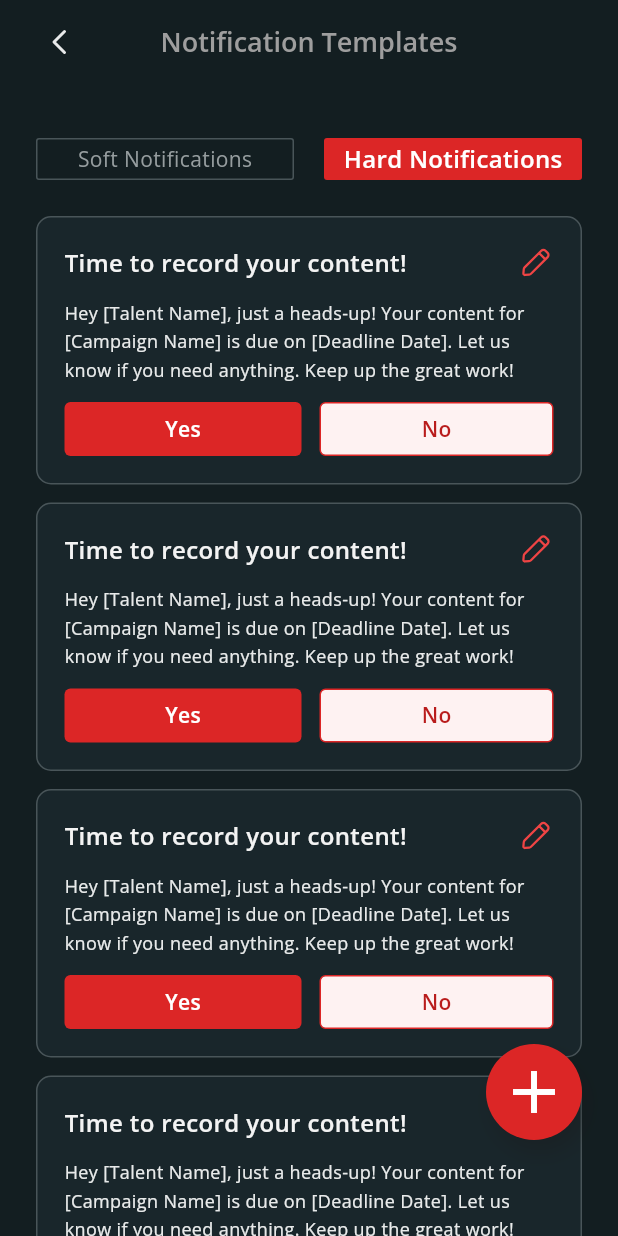
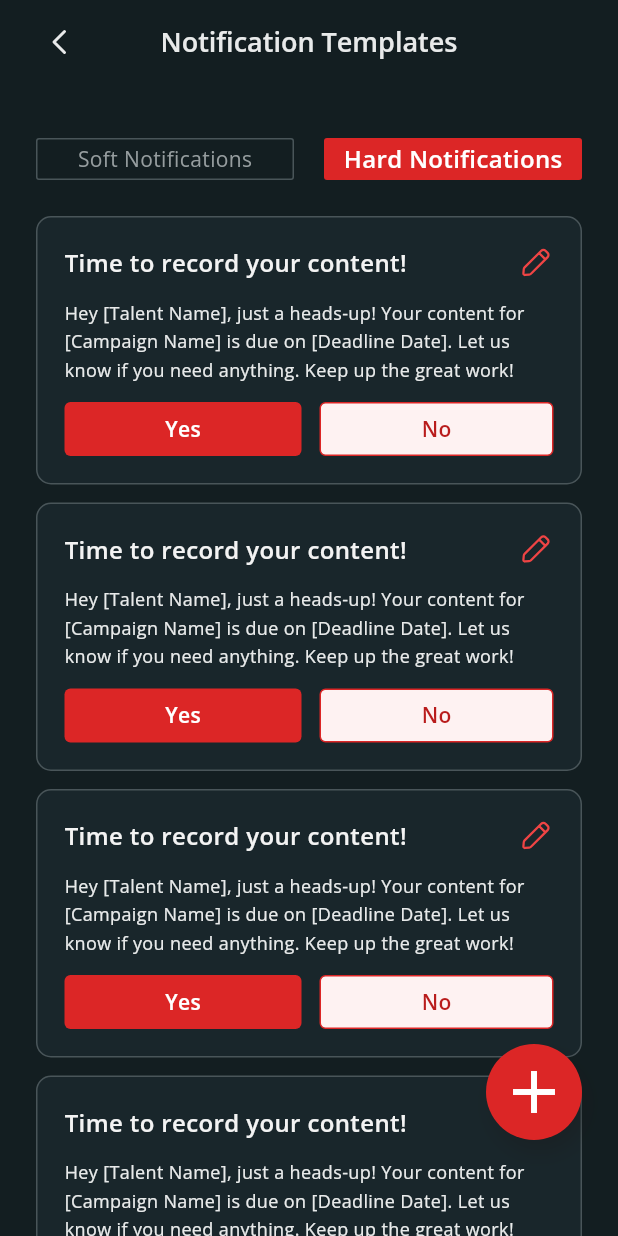
Before and after one commit to Zimmer550i/internet_originals, a Flutter app: the NotificationTemplates screen opened by its route, after a tap on "Hard Notifications", on a phone screen of 412 x 824 dp. Run offline on Flutter 3.47's test engine with Material 3 defaults, Android fonts, the phone set to English and light mode, and no system bars; our stand-ins replace flutter_screenutil, flutter_svg, get, image_picker, pinput, shared_preferences; accounts and stored records are empty; network calls fail.

Commit message:
fix: minor adjustments

```diff
--- a/lib/views/base/custom_app_bar.dart
+++ b/lib/views/base/custom_app_bar.dart
@@ -56,7 +56,7 @@ class CustomAppBar extends StatelessWidget implements PreferredSizeWidget {
             style: TextStyle(
               fontSize: 18,
               fontWeight: FontWeight.w600,
-              color: Colors.grey[500],
+              color: AppColors.green[50],
             ),
           ),
           if (trailing != null)
--- a/lib/views/screens/sub_admin/influencer/campaign_list.dart
+++ b/lib/views/screens/sub_admin/influencer/campaign_list.dart
@@ -60,7 +60,7 @@ class _CampaignListState extends State<CampaignList> {
                     amount: item['amount'],
                   ),
                 );
-              }).toList(),
+              }),
               SizedBox(height: 72),
             ],
           ),
--- a/lib/views/screens/sub_admin/influencer/influencer_home.dart
+++ b/lib/views/screens/sub_admin/influencer/influencer_home.dart
@@ -120,7 +120,7 @@ class _InfluencerHomeState extends State<InfluencerHome> {
                       createdAt: item['created_at'],
                     ),
                   );
-                }).toList(),
+                }),
               if (selectedOption == 1)
                 CustomSearchBar(
                   hintText: 'Search by name or social handle',
@@ -137,7 +137,7 @@ class _InfluencerHomeState extends State<InfluencerHome> {
                       username: item['username'],
                     ),
                   );
-                }).toList(),
+                }),
               SizedBox(height: 72),
             ],
           ),
--- a/lib/views/screens/sub_admin/notification/notification_history.dart
+++ b/lib/views/screens/sub_admin/notification/notification_history.dart
@@ -83,7 +83,7 @@ class _NotificationHistoryState extends State<NotificationHistory> {
                     onTap: () {},
                   ),
                 );
-              }).toList(),
+              }),
               SizedBox(height: 72),
             ],
           ),
--- a/lib/views/screens/sub_admin/notification/notification_templates.dart
+++ b/lib/views/screens/sub_admin/notification/notification_templates.dart
@@ -49,14 +49,14 @@ class _NotificationTemplatesState extends State<NotificationTemplates> {
                         padding: const EdgeInsets.only(top: 12),
                         child: SoftNotificationItem(),
                       );
-                    }).toList(),
+                    }),
                   if (selectedOption == 1)
                     ...softNotifications.map((item) {
                       return Padding(
                         padding: const EdgeInsets.only(top: 12),
                         child: HardNotificationItem(),
                       );
-                    }).toList(),
+                    }),
                   SizedBox(height: 72),
                 ],
               ),
--- a/lib/views/screens/sub_admin/settings/settings.dart
+++ b/lib/views/screens/sub_admin/settings/settings.dart
@@ -82,6 +82,7 @@ class _SettingsHomeState extends State<SettingsHome> {
                 title: 'Are you sure you want to',
                 highlight: 'Logout?',
                 leftButtonText: 'Logout',
+                onLeftButtonClick: () => Get.back(),
                 rightButtonText: 'Cancel',
               );
             },
--- a/lib/views/screens/talent/profile/profile.dart
+++ b/lib/views/screens/talent/profile/profile.dart
@@ -70,6 +70,9 @@ class _ProfileState extends State<Profile> {
                 title: 'Are you sure you want to',
                 highlight: 'Logout?',
                 leftButtonText: 'Logout',
+                onLeftButtonClick: () {
+                  Get.back();
+                },
                 rightButtonText: 'Cancel',
               );
             },
```
